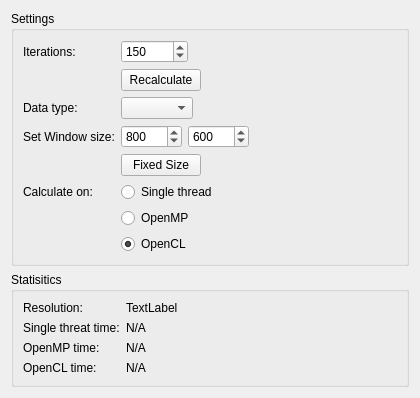
The window that mandelbrot/mandelbrot_config_widget.ui (BartVolkaerts/OpenCL-Benchmark) describes before a commit, drawn with Qt 5.
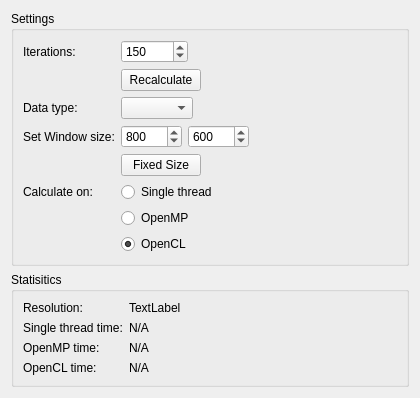
The same window after the commit.

Commit message: theat -> thread

Patch:
```diff
--- a/mandelbrot/mandelbrot_config_widget.ui
+++ b/mandelbrot/mandelbrot_config_widget.ui
@@ -167,7 +167,7 @@
       <item row="1" column="0">
        <widget class="QLabel" name="cpuRenderTimeLabel">
         <property name="text">
-         <string>Single threat time:</string>
+         <string>Single thread time:</string>
         </property>
        </widget>
       </item>
```
